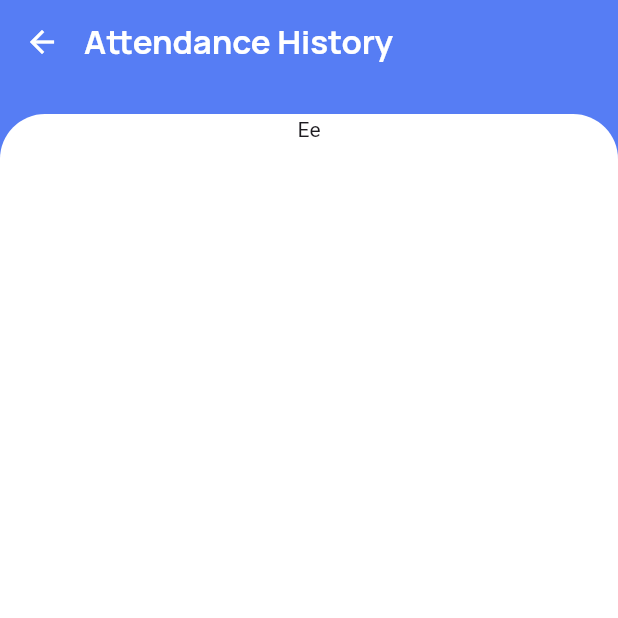
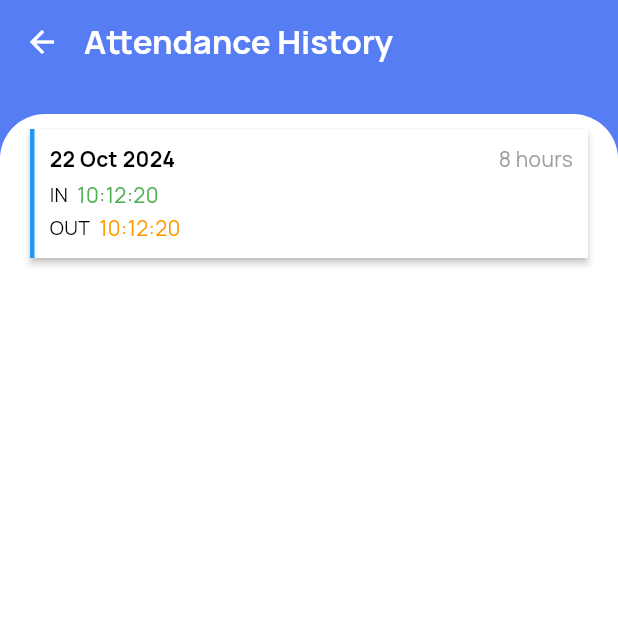
Before and after one commit to odoosmg/mobile-hr-app, a Flutter app: the LeaveHistoryScreen screen opened directly, on a phone screen of 412 x 824 dp, the top half of it. Run offline on Flutter 3.47's test engine with Material 3 defaults, Android fonts, the phone set to English and light mode, and no system bars; our stand-ins replace another_flushbar, connectivity_plus, dio, easy_refresh, flutter_bloc, flutter_feather_icons and 12 more; missing offline and left inert: dart:ffi; accounts and stored records are empty; generated files the repository leaves out were written again; statements that could not run were skipped.

Commit message:
done ui in leave_history_sreen

```diff
--- a/lib/Screens/Leave Management/leave_history_screen.dart
+++ b/lib/Screens/Leave Management/leave_history_screen.dart
@@ -1,4 +1,8 @@
 import 'package:flutter/material.dart';
+import 'package:hrm_employee/extensions/textstyle_extension.dart';
+import 'package:hrm_employee/utlis/measurement.dart';
+import 'package:hrm_employee/utlis/measurement_widget_extension.dart';
+import 'package:nb_utils/nb_utils.dart';
 import 'package:hrm_employee/Screens/components/appbar/custom_appbar.dart';
 import 'package:hrm_employee/Screens/components/others/custom_scaffold.dart';
 
@@ -16,9 +20,83 @@ class _LeaveHistoryScreenState extends State<LeaveHistoryScreen> {
       appBar: CustomAppBar.titleActions(title: "Attendance History"),
       body: Column(
         children: [
-          Text("Ee"),
+          10.kHeight,
+          Material(
+            elevation: 2.0,
+            child: GestureDetector(
+              onTap: () {
+                // const DailyWorkReport().launch(context);
+              },
+              child: Container(
+                width: context.width(),
+                padding: const EdgeInsets.all(10.0),
+                decoration: const BoxDecoration(
+                  border: Border(
+                    left: BorderSide(
+                      color: Colors.blue,
+                      width: 3.0,
+                    ),
+                  ),
+                  color: Colors.white,
+                ),
+                child: Column(
+                  mainAxisAlignment: MainAxisAlignment.start,
+                  crossAxisAlignment: CrossAxisAlignment.start,
+                  children: [
+                    Row(
+                      mainAxisAlignment: MainAxisAlignment.spaceBetween,
+                      children: [
+                        Text(
+                          "22 Oct 2024",
+                          style: Theme.of(context).textTheme.blackS14W700,
+                        ),
+                        Text(
+                          "8 hours",
+                          style: Theme.of(context).textTheme.greyS14W400,
+                        )
+                      ],
+                    ),
+                    4.kHeight,
+                    _inOut(
+                      text1: "IN",
+                      text2: "10:12:20",
+                      text2Color: Colors.green,
+                    ),
+                    2.kHeight,
+                    _inOut(
+                      text1: "OUT",
+                      text2: "10:12:20",
+                      text2Color: Colors.orange,
+                    ),
+                  ],
+                ),
+              ),
+            ),
+          ),
         ],
       ),
     );
   }
+
+  Row _inOut(
+      {required String text1,
+      required String text2,
+      required Color text2Color}) {
+    return Row(
+      children: [
+        Text(
+          text1,
+          style: Theme.of(context).textTheme.blackS13W400,
+        ),
+        Measurement.gap.kWidth,
+        Text(
+          text2,
+          style: Theme.of(context)
+              .textTheme
+              .blackS14W400
+              .copyWith(color: text2Color),
+        )
+      ],
+    );
+  }
 }
```
